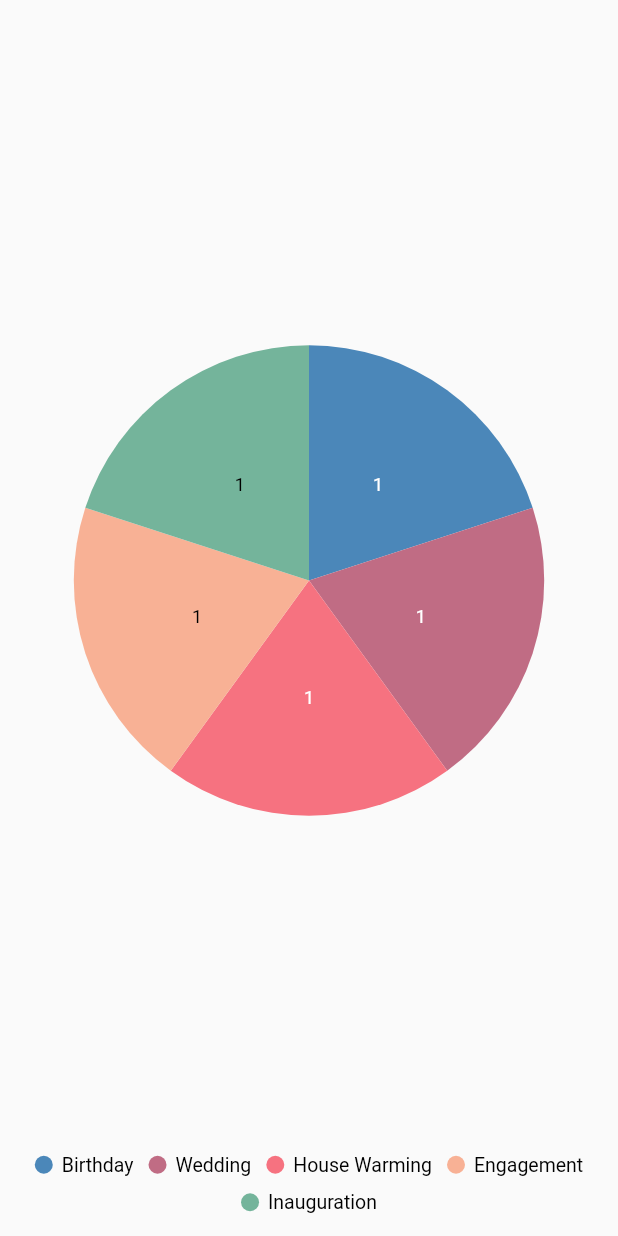
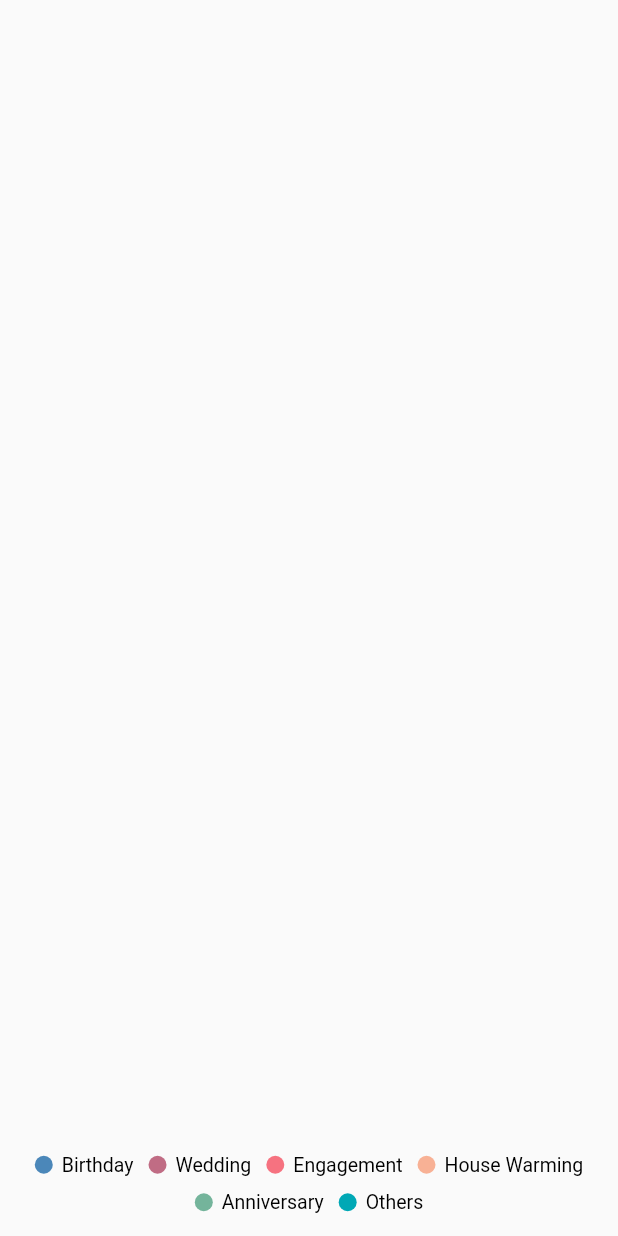
Before and after one commit to Shameem555/RemindYou-Provider, a Flutter app: the ChartScreenToday widget shown alone on an empty page, opened directly, on a phone screen of 412 x 824 dp. Run offline on Flutter 3.47's test engine with Material 2 defaults, Android fonts, the phone set to English and light mode, and no system bars; our stand-ins replace hive, hive_flutter, syncfusion_flutter_charts; missing offline and left inert: one_clock; accounts and stored records are empty.

Commit message:
screentoday is updated

```diff
--- a/lib/widgets/screentoday.dart
+++ b/lib/widgets/screentoday.dart
@@ -1,16 +1,19 @@
 import 'package:flutter/material.dart';
+import 'package:reminder/widgets/utility.dart';
 import 'package:syncfusion_flutter_charts/charts.dart';
 
 
 class ChartScreenToday extends StatelessWidget {
   ChartScreenToday({super.key});
+  todayscreenchart tdyval = todayscreenchart();
 
 final List<ChartData> chartData = [
-    ChartData('Birthday', 1),
-    ChartData('Wedding', 1),
-    ChartData('House Warming', 1),
-    ChartData('Engagement', 1),
-    ChartData('Inauguration', 1),
+    ChartData('Birthday', birthdays.length.toInt()),
+    ChartData('Wedding', weddings.length.toInt()),
+    ChartData('Engagement', engagements.length.toInt()),
+    ChartData('House Warming', houseWarmings.length.toInt()),
+    ChartData('Anniversary', anniversarys.length.toInt()),
+    ChartData('Others', otherss.length.toInt()),
   ];
 
 
```
